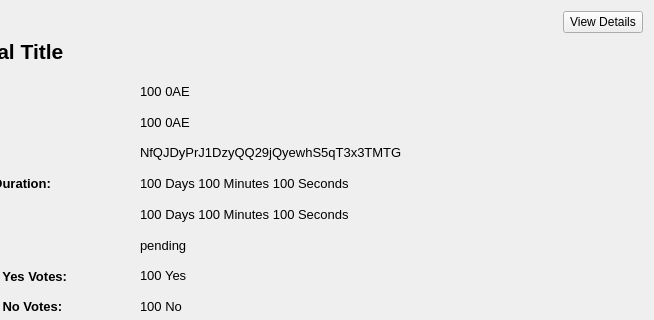
This is src/qt/forms/communityfunddisplaydetailed.ui in Ankh-Trust/electrum-core as Qt 5 draws it before an edit; both pictures show x 86 to 740 and y 0 to 320 of the 740 by 580 pixel window. The edited form follows.
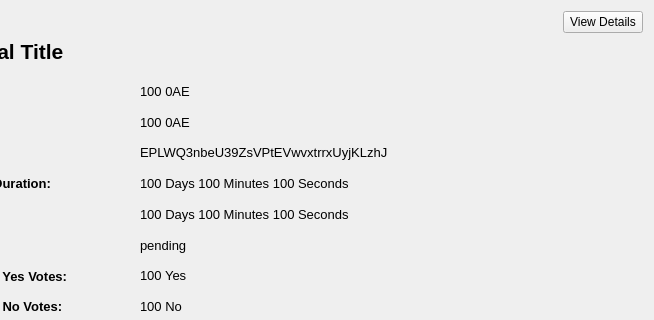
This is the edited form.

What changed in the file:
```diff
--- a/src/qt/forms/communityfunddisplaydetailed.ui
+++ b/src/qt/forms/communityfunddisplaydetailed.ui
@@ -226,7 +226,7 @@
            </font>
           </property>
           <property name="text">
-           <string>NfQJDyPrJ1DzyQQ29jQyewhS5qT3x3TMTG</string>
+           <string>EPLWQ3nbeU39ZsVPtEVwvxtrrxUyjKLzhJ</string>
           </property>
           <property name="textInteractionFlags">
            <set>Qt::TextSelectableByMouse</set>
```
